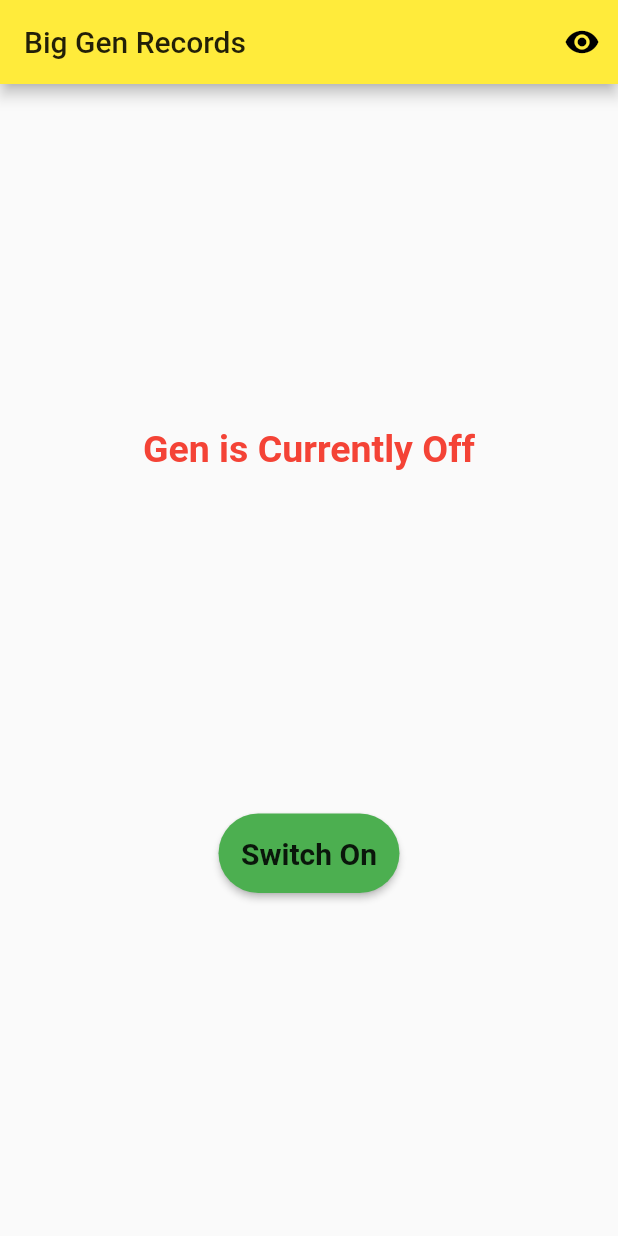
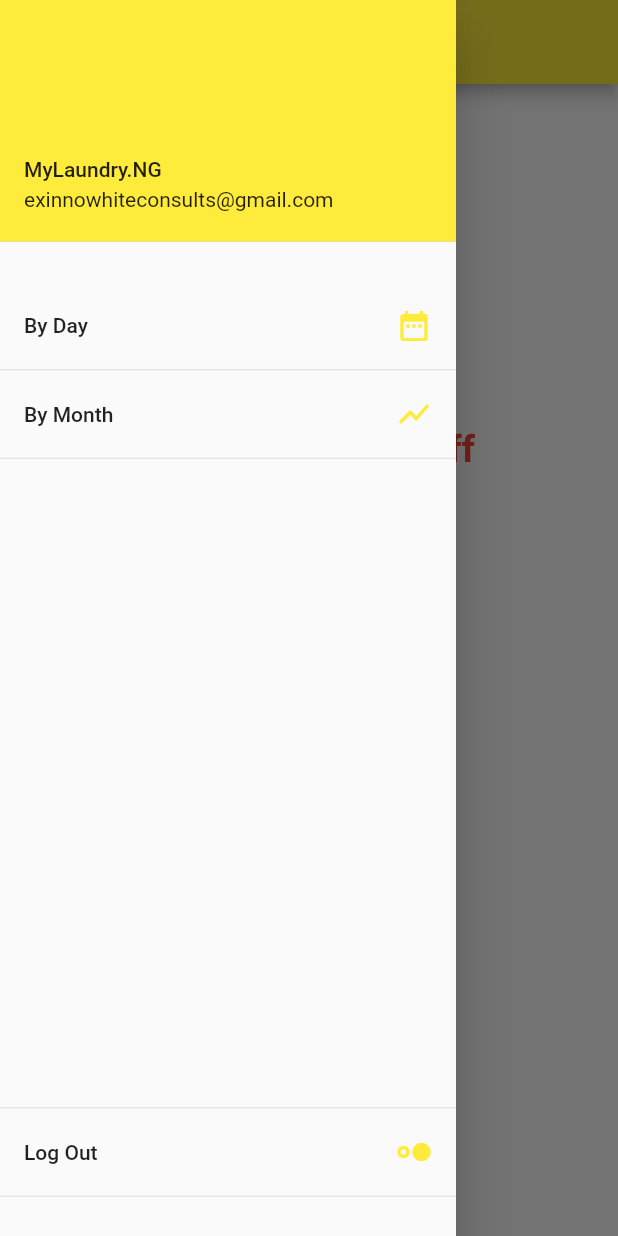
Before and after one commit to Lone-Wolf17/generator_record, a Flutter app: the screen it shows after launch, with the side drawer open (before the commit the screen has no drawer), on a phone screen of 412 x 824 dp. Run offline on Flutter 3.47's test engine with Material 2 defaults, Android fonts, the phone set to English and light mode, and no system bars; our stand-ins replace shared_preferences, sqflite; accounts and stored records are empty.

Commit message:
** Implemented a Monthly Summary Page
** Added a drawer for easy navigation

```diff
--- /dev/null
+++ b/lib/drawer_util.dart
@@ -0,0 +1,70 @@
+import 'package:flutter/material.dart';
+import 'package:generator_record/months_page.dart';
+
+import 'days_page.dart';
+
+class DrawerUtil extends StatelessWidget {
+  @override
+  Widget build(BuildContext context) {
+    return Drawer(
+      child: Column(
+        children: <Widget>[
+          UserAccountsDrawerHeader(
+            accountName: Text("MyLaundry.NG"),
+            accountEmail: Text("exinnowhiteconsults@gmail.com"),
+          ),
+          Padding(padding: EdgeInsets.symmetric(vertical: 10.0)),
+          ListTile(
+            title: Text('By Day'),
+            trailing: Icon(
+              Icons.date_range,
+              color: Theme.of(context).primaryColor,
+            ),
+            onTap: () {
+              Navigator.of(context)
+                  .push(MaterialPageRoute(builder: (_) => DaysPage()));
+            },
+          ),
+          Divider(height: 3),
+          ListTile(
+            title: Text('By Month'),
+            trailing: Icon(
+              Icons.show_chart,
+              color: Theme.of(context).primaryColor,
+            ),
+            onTap: () {
+              Navigator.of(context)
+                  .push(MaterialPageRoute(builder: (_) => MonthsPage()));
+            },
+          ),
+          Divider(height: 3),
+          Expanded(
+            child: Align(
+              alignment: FractionalOffset.bottomCenter,
+              child: Column(
+                mainAxisSize: MainAxisSize.min,
+                children: <Widget>[
+                  Divider(height: 3),
+                  ListTile(
+                    title: Text("Log Out"),
+                    trailing: Icon(
+                      Icons.hdr_strong,
+                      color: Theme.of(context).primaryColor,
+                    ),
+                    onTap: () {
+                      Navigator.pop(context);
+                    },
+                  ),
+                ],
+              ),
+            ),
+          ),
+          Divider(height: 3),
+          SizedBox(
+            height: 25,
+          ),
+        ],
+      ),
+    );
+  }
+}
--- a/lib/main.dart
+++ b/lib/main.dart
@@ -1,6 +1,6 @@
 import 'package:flutter/material.dart';
-import 'package:generator_record/days_page.dart';
 import 'package:generator_record/db_helper.dart';
+import 'package:generator_record/drawer_util.dart';
 import 'package:generator_record/utils.dart';
 import 'package:shared_preferences/shared_preferences.dart';
 import 'package:sqflite/sqflite.dart';
@@ -279,14 +279,6 @@ class _MyHomePageState extends State<MyHomePage> {
     return Scaffold(
       appBar: AppBar(
         title: Text("Big Gen Records"),
-        actions: [
-          IconButton(
-              icon: Icon(Icons.remove_red_eye),
-              onPressed: () {
-                Navigator.of(context)
-                    .push(MaterialPageRoute(builder: (_) => DaysPage()));
-              })
-        ],
       ),
       body: Column(
         mainAxisAlignment: MainAxisAlignment.spaceEvenly,
@@ -322,6 +314,7 @@ class _MyHomePageState extends State<MyHomePage> {
           //         )))
         ],
       ),
+      drawer: DrawerUtil(),
     );
   }
 }
```
Also changed, not shown: lib/months_page.dart (added, +95 -0 lines), lib/days_page.dart (line endings or trailing spaces).
